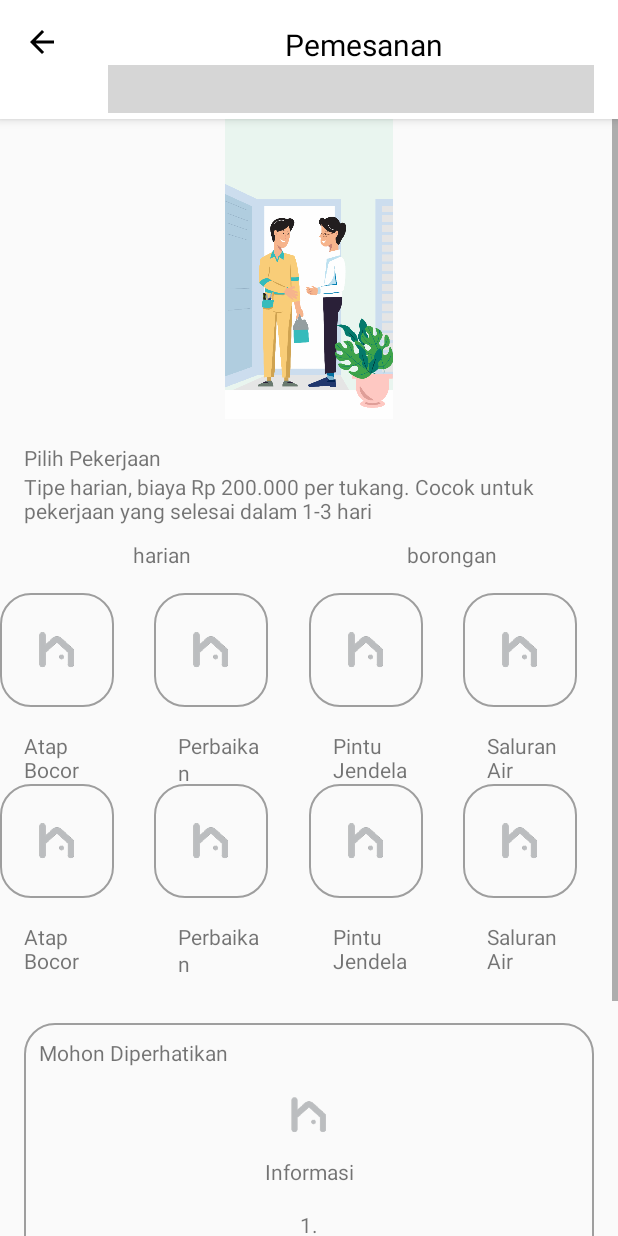
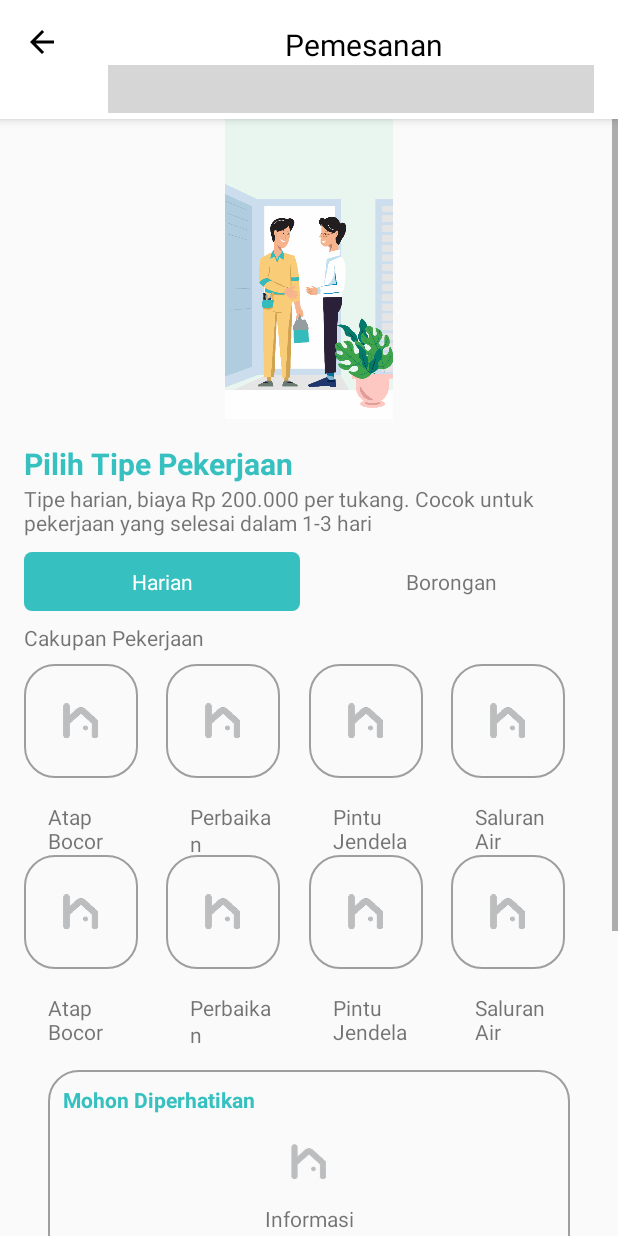
Before and after one commit to DanielWijono/Homehelp, an Android app: the AtapActivity screen opened directly, with no data from a screen before it, on a phone screen of 412 x 824 dp. Run offline under Robolectric (Android 15) with nearby library versions, the phone set to English and light mode, and no system bars; our stand-ins replace ButterKnife; libraries missing offline, so code that uses them is left out: com.shuhart.stepview; plain views replace StepView; Roboto replaces fonts that are not available here; 1 statement that could not run was skipped; grey boxes are pictures that could not be loaded.

Commit message:
fix atap step 1 ui

```diff
--- a/app/src/main/java/com/example/daniel/homehelp/AtapActivity.java
+++ b/app/src/main/java/com/example/daniel/homehelp/AtapActivity.java
@@ -8,8 +8,11 @@ import android.support.v7.app.AppCompatActivity;
 import android.support.v7.widget.GridLayoutManager;
 import android.support.v7.widget.RecyclerView;
 import android.support.v7.widget.Toolbar;
+import android.view.View;
+import android.view.ViewGroup;
 import android.widget.ImageView;
 import android.widget.LinearLayout;
+import android.widget.ScrollView;
 import android.widget.TextView;
 
 import com.shuhart.stepview.StepView;
@@ -18,6 +21,7 @@ import java.util.ArrayList;
 
 import butterknife.BindView;
 import butterknife.ButterKnife;
+import butterknife.OnClick;
 
 public class AtapActivity extends AppCompatActivity {
 
@@ -41,6 +45,12 @@ public class AtapActivity extends AppCompatActivity {
     RecyclerView atapRecyclerView;
     @BindView(R.id.ll_footer)
     LinearLayout llFooter;
+    @BindView(R.id.scroll_view)
+    ScrollView scrollView;
+    @BindView(R.id.tv_harian)
+    TextView tvHarian;
+    @BindView(R.id.tv_borongan)
+    TextView tvBorongan;
 
     @Override
     protected void onCreate(Bundle savedInstanceState) {
@@ -51,6 +61,8 @@ public class AtapActivity extends AppCompatActivity {
         Utils.setupAppToolbarForActivity(this, toolbar, "Pemesanan");
         initStepView();
         initRecyclerView();
+        scrollView.setFocusableInTouchMode(true);
+        scrollView.setDescendantFocusability(ViewGroup.FOCUS_BLOCK_DESCENDANTS);
         atapRecyclerView.setNestedScrollingEnabled(false);
     }
 
@@ -87,4 +99,24 @@ public class AtapActivity extends AppCompatActivity {
         atapJobAdapter = new AtapJobAdapter(this);
         atapRecyclerView.setAdapter(atapJobAdapter);
     }
+
+    @OnClick({R.id.tv_harian, R.id.tv_borongan})
+    public void onViewClicked(View view) {
+        switch (view.getId()) {
+            case R.id.tv_harian:
+                tvHarian.setBackgroundResource(R.drawable.signup_button);
+                tvHarian.setTextColor(getResources().getColor(R.color.color_white));
+
+                tvBorongan.setBackgroundResource(R.color.color_transparent);
+                tvBorongan.setTextColor(getResources().getColor(R.color.color_black));
+                break;
+            case R.id.tv_borongan:
+                tvBorongan.setBackgroundResource(R.drawable.signup_button);
+                tvBorongan.setTextColor(getResources().getColor(R.color.color_white));
+
+                tvHarian.setBackgroundResource(R.color.color_transparent);
+                tvHarian.setTextColor(getResources().getColor(R.color.color_black));
+                break;
+        }
+    }
 }
--- /dev/null
+++ b/app/src/main/res/drawable/next_button.xml
@@ -0,0 +1,6 @@
+<?xml version="1.0" encoding="UTF-8"?>
+<shape xmlns:android="http://schemas.android.com/apk/res/android" android:shape="rectangle">
+    <corners android:radius="5dp"/>
+    <padding android:left="10dp" android:right="10dp" android:top="10dp" android:bottom="10dp"/>
+    <solid android:color="#FEC721"></solid>
+</shape>
--- a/app/src/main/res/layout/activity_atap.xml
+++ b/app/src/main/res/layout/activity_atap.xml
@@ -10,13 +10,13 @@
 
     <ScrollView
         android:layout_width="match_parent"
-        android:layout_height="match_parent">
+        android:layout_height="match_parent"
+        android:id="@+id/scroll_view">
 
         <LinearLayout
             android:layout_width="match_parent"
             android:layout_height="wrap_content"
             android:orientation="vertical">
-
 
             <ImageView
                 android:layout_width="match_parent"
@@ -34,7 +34,10 @@
                 <TextView
                     android:layout_width="match_parent"
                     android:layout_height="wrap_content"
-                    android:text="Pilih Pekerjaan"/>
+                    android:text="Pilih Tipe Pekerjaan"
+                    android:textStyle="bold"
+                    android:textSize="20dp"
+                    android:textColor="@color/colorAccent"/>
 
                 <TextView
                     android:layout_width="match_parent"
@@ -50,35 +53,51 @@
                     <TextView
                         android:layout_width="match_parent"
                         android:layout_height="wrap_content"
-                        android:text="harian"
+                        android:text="Harian"
+                        android:textColor="@color/color_white"
+                        android:background="@drawable/signup_button"
                         android:gravity="center"
                         android:layout_marginRight="6dp"
-                        android:layout_weight="0.5"/>
+                        android:layout_weight="0.5"
+                        android:id="@+id/tv_harian"/>
                     <TextView
                         android:layout_width="match_parent"
                         android:layout_height="wrap_content"
-                        android:text="borongan"
+                        android:text="Borongan"
                         android:gravity="center"
-                        android:layout_weight="0.5"/>
+                        android:layout_weight="0.5"
+                        android:id="@+id/tv_borongan"/>
 
                 </LinearLayout>
 
+                <TextView
+                    android:layout_width="match_parent"
+                    android:layout_height="wrap_content"
+                    android:text="Cakupan Pekerjaan"
+                    android:layout_marginTop="8dp"
+                    android:layout_marginBottom="8dp"/>
+
+                <android.support.v7.widget.RecyclerView
+                    android:layout_width="match_parent"
+                    android:layout_height="wrap_content"
+                    android:clipToPadding="false"
+                    android:id="@+id/atap_recycler_view"
+                    android:scrollbars="none"></android.support.v7.widget.RecyclerView>
+
+                <include layout="@layout/layout_order_notes"></include>
+
             </LinearLayout>
 
-            <android.support.v7.widget.RecyclerView
+            <View
                 android:layout_width="match_parent"
-                android:layout_height="match_parent"
-                android:clipToPadding="false"
-                android:paddingBottom="16dp"
-                android:id="@+id/atap_recycler_view"
-                android:scrollbars="none"></android.support.v7.widget.RecyclerView>
-
-            <include layout="@layout/layout_order_notes"></include>
+                android:layout_height="0.5dp"
+                android:background="@color/color_black"></View>
 
             <LinearLayout
                 android:layout_width="match_parent"
                 android:layout_height="wrap_content"
                 android:orientation="horizontal"
+                android:layout_margin="16dp"
                 android:id="@+id/ll_footer">
 
                 <LinearLayout
@@ -91,11 +110,14 @@
                     <TextView
                         android:layout_width="match_parent"
                         android:layout_height="wrap_content"
-                        android:text="Total harga"/>
+                        android:text="Total harga"
+                        android:textStyle="bold"/>
                     <TextView
                         android:layout_width="match_parent"
                         android:layout_height="wrap_content"
-                        android:text="Rp 200.000"/>
+                        android:text="Rp 200.000"
+                        android:textStyle="bold"
+                        android:textColor="@color/colorAccent"/>
 
                 </LinearLayout>
 
@@ -104,6 +126,9 @@
                     android:layout_height="wrap_content"
                     android:layout_weight="0.5"
                     android:text="Lanjut"
+                    android:textColor="@color/color_black"
+                    android:textStyle="bold"
+                    android:background="@drawable/next_button"
                     android:layout_gravity="center"
                     android:gravity="center"/>
 
--- a/app/src/main/res/layout/item_roof_job.xml
+++ b/app/src/main/res/layout/item_roof_job.xml
@@ -1,7 +1,8 @@
 <?xml version="1.0" encoding="utf-8"?>
 <LinearLayout xmlns:android="http://schemas.android.com/apk/res/android"
-    android:orientation="vertical" android:layout_width="match_parent"
-    android:layout_height="match_parent">
+    android:orientation="vertical" android:layout_width="wrap_content"
+    android:layout_height="wrap_content"
+    android:layout_marginBottom="4dp">
 
     <LinearLayout
         android:layout_width="wrap_content"
--- a/app/src/main/res/layout/layout_order_notes.xml
+++ b/app/src/main/res/layout/layout_order_notes.xml
@@ -13,7 +13,9 @@
         <TextView
             android:layout_width="match_parent"
             android:layout_height="wrap_content"
-            android:text="Mohon Diperhatikan"/>
+            android:text="Mohon Diperhatikan"
+            android:textStyle="bold"
+            android:textColor="@color/colorAccent"/>
 
         <ImageView
             android:layout_width="wrap_content"
```
